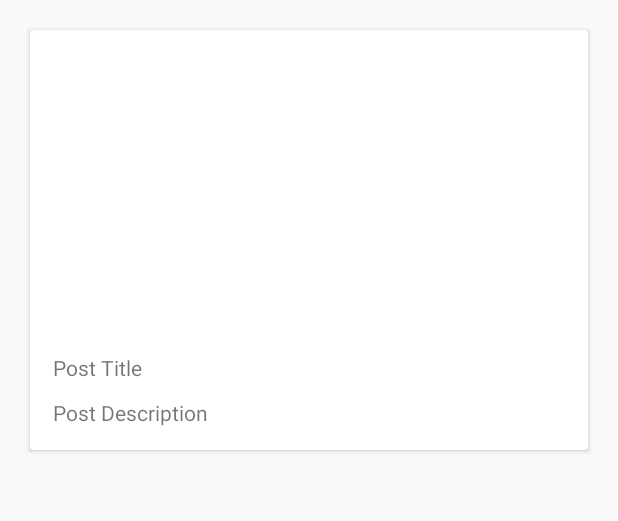
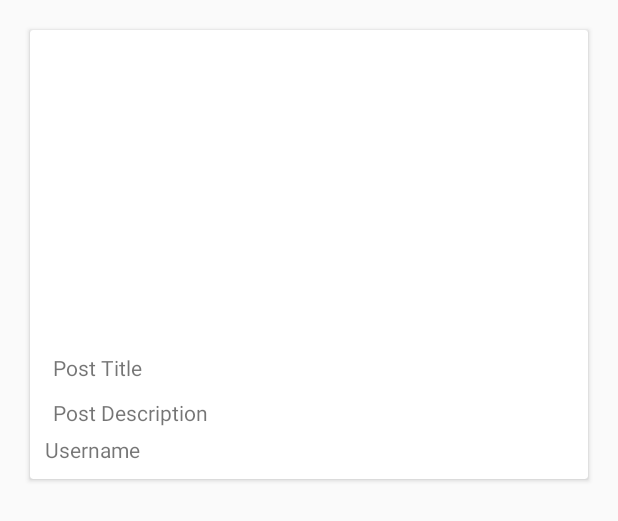
Before and after one commit to axvx/InstaApp, an Android app: the layout insta_row.xml on its own in the app's theme, with its tools: preview values and no code run, on a phone screen of 412 x 824 dp. Shown: the top 521 px of the screen. Run offline under Robolectric (Android 15) with nearby library versions, the phone set to English and light mode, and no system bars.

```diff
--- a/app/src/main/res/layout/insta_row.xml
+++ b/app/src/main/res/layout/insta_row.xml
@@ -29,6 +29,13 @@ android:layout_width="match_parent"
         android:text="Post Description"
         android:layout_margin="5dp"
         android:id="@+id/textDescription"/>
+
+    <TextView
+        android:layout_width="match_parent"
+        android:layout_height="wrap_content"
+        android:text="Username"
+        android:id="@+id/textUsername"/>
+
 </LinearLayout>
 
 
```
Also changed, not shown: app/src/main/java/com/example/axbx/instaapp/MainActivity.java (+8 -0 lines), app/src/main/java/com/example/axbx/instaapp/insta.java (+11 -2 lines).
